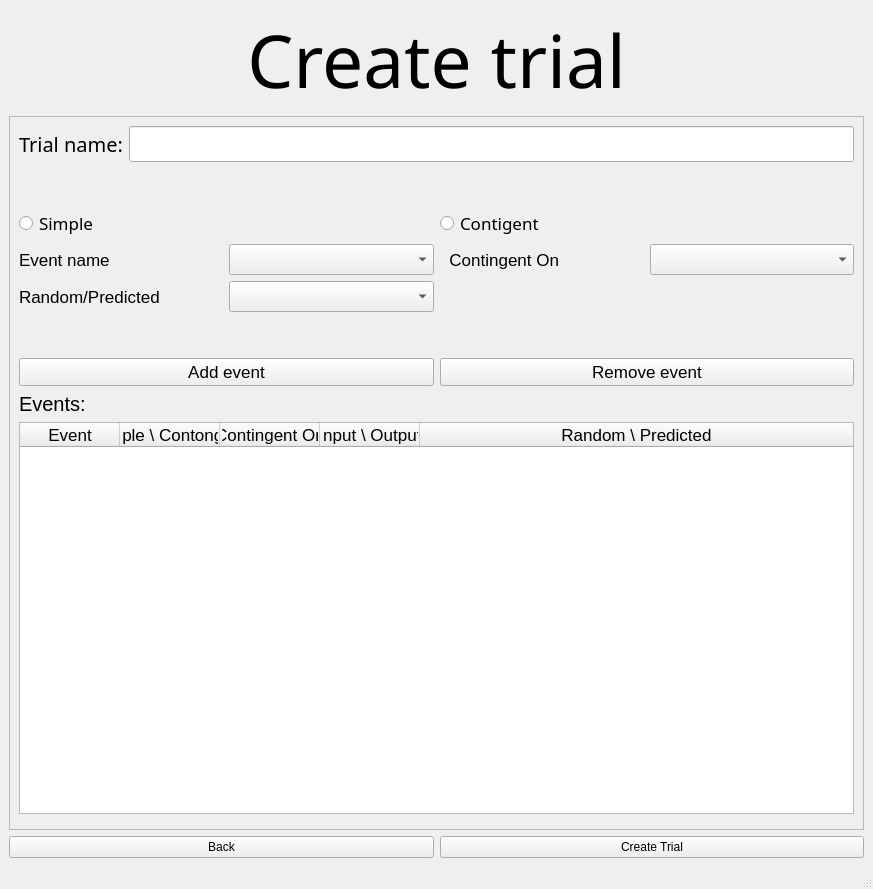
Qt form UI/create_trial_type.ui (KehatSudri/Behavior_System2.0) before a commit.
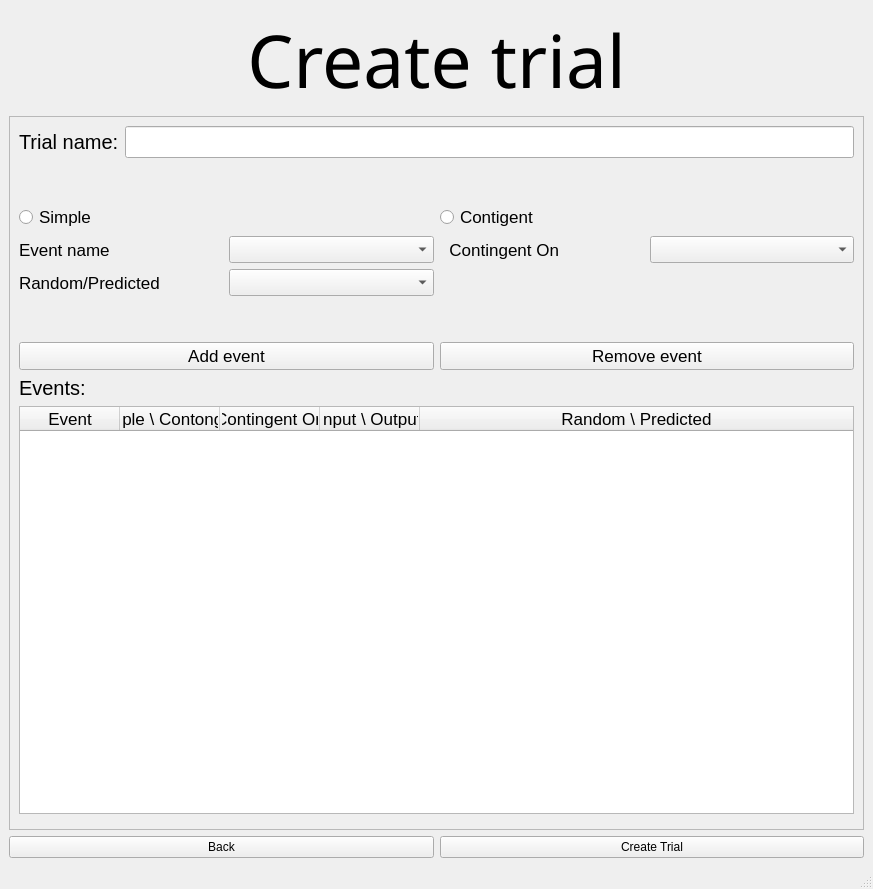
The same form after that commit.

What changed in the file:
```diff
--- a/UI/create_trial_type.ui
+++ b/UI/create_trial_type.ui
@@ -122,7 +122,7 @@
      <widget class="QScrollArea" name="scrollArea">
       <property name="font">
        <font>
-        <family>Gabriola</family>
+        <family>Arial</family>
         <pointsize>15</pointsize>
        </font>
       </property>
```
